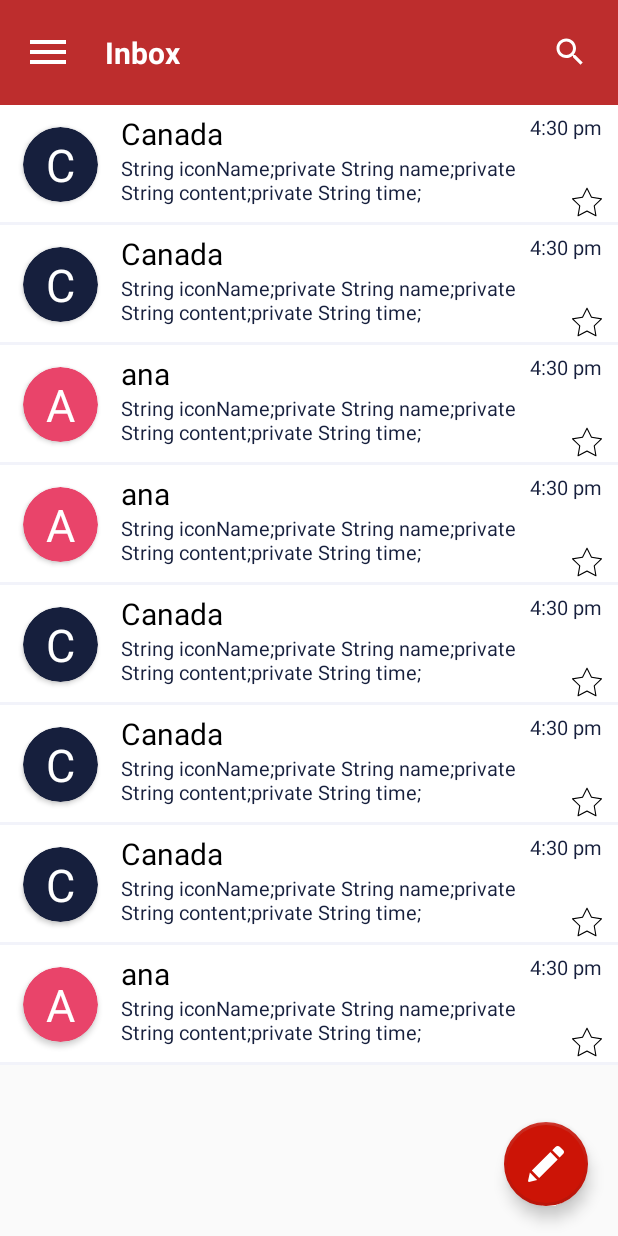
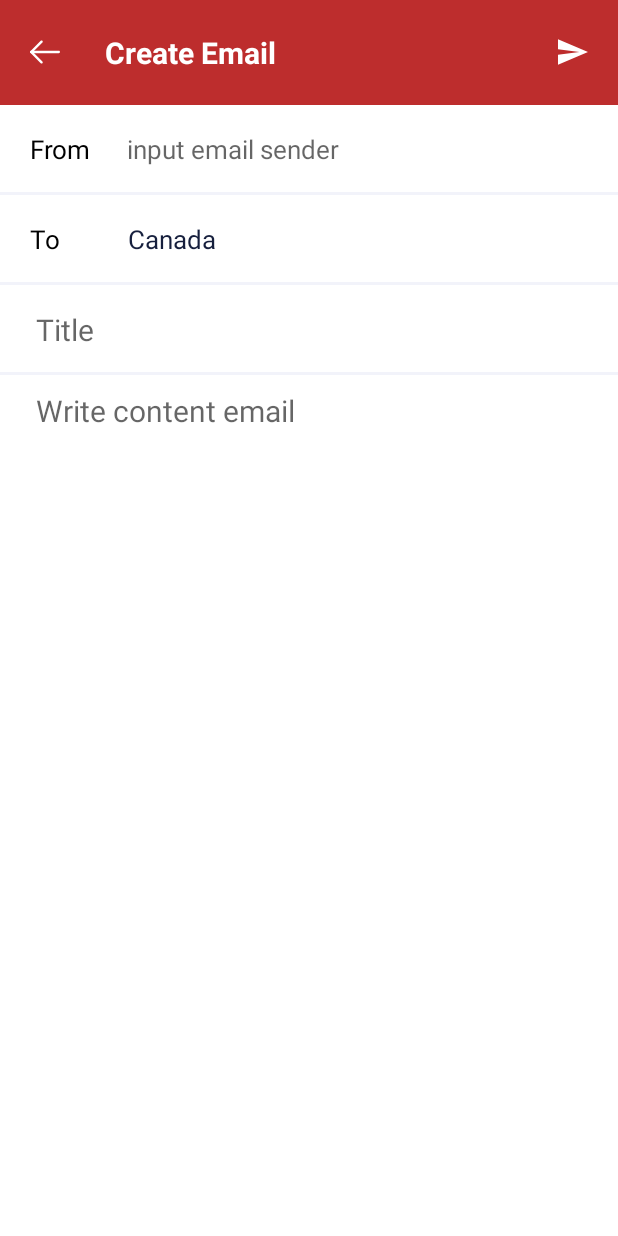
Before and after one commit to NguyenOanhMT/Android_Training, an Android app: the screen it shows after launch (MainActivity before the commit, Sender after it), after a tap on an icon or button, on a phone screen of 412 x 824 dp. Run offline under Robolectric (Android 15) with nearby library versions, the phone set to English and light mode, and no system bars; our stand-ins replace navigation-ui; 3 other taps on this screen came first.

Commit message:
Update layout Android

```diff
--- a/Email/app/build.gradle
+++ b/Email/app/build.gradle
@@ -21,6 +21,8 @@ android {
 
 dependencies {
     implementation fileTree(dir: 'libs', include: ['*.jar'])
+    implementation 'com.android.support:support-v4:27.0.2'
+
     //noinspection GradleCompatible
     implementation 'com.android.support:cardview-v7:28.0.0'
     implementation 'de.hdodenhof:circleimageview:3.0.0'
@@ -31,6 +33,9 @@ dependencies {
     implementation 'com.android.support:design:28.0.0'
     implementation 'com.an.customfontview:customfont:0.1.0'
 
+    implementation 'androidx.navigation:navigation-fragment:2.0.0'
+    implementation 'androidx.navigation:navigation-ui:2.0.0'
+
     implementation 'androidx.appcompat:appcompat:1.0.2'
     implementation 'androidx.constraintlayout:constraintlayout:1.1.3'
     testImplementation 'junit:junit:4.12'
--- a/Email/app/src/main/java/com/nguyenoanh/email/ItemAccountAdapter.java
+++ b/Email/app/src/main/java/com/nguyenoanh/email/ItemAccountAdapter.java
@@ -1,6 +1,8 @@
 package com.nguyenoanh.email;
 
 import android.content.Context;
+import android.content.Intent;
+import android.os.Bundle;
 import android.view.LayoutInflater;
 import android.view.View;
 import android.view.ViewGroup;
@@ -32,14 +34,28 @@ public class ItemAccountAdapter extends RecyclerView.Adapter<ItemAccountAdapter.
     }
 
     @Override
-    public void onBindViewHolder(@NonNull ViewHolder holder, int i) {
-        ItemAccount itemNew = list.get (i);
+    public void onBindViewHolder(@NonNull ViewHolder holder, final int i) {
+        final ItemAccount itemNew = list.get (i);
 
         holder.tvIconName.setText (itemNew.getIconName ());
         holder.tvName.setText (itemNew.getName ());
         holder.tvContent.setText (itemNew.getContent ());
         holder.tvTime.setText (itemNew.getTime ());
         holder.cardView.setCardBackgroundColor (ContextCompat.getColor(context,itemNew.getCardView ()));
+
+        holder.itemView.setOnClickListener (new View.OnClickListener () {
+            @Override
+            public void onClick(View view) {
+                Bundle bundle = new Bundle ();
+                bundle.putInt ("id", itemNew.getId ());
+                bundle.putString ("name", itemNew.getName ());
+
+                Intent intent = new Intent (context.getApplicationContext (), Sender.class);
+                intent.addFlags (Intent.FLAG_ACTIVITY_CLEAR_TOP);
+                intent.putExtra ("bundle", bundle);
+                context.startActivity (intent);
+            }
+        });
     }
 
     public class ViewHolder extends RecyclerView.ViewHolder  implements View.OnClickListener{
--- a/Email/app/src/main/java/com/nguyenoanh/email/MainActivity.java
+++ b/Email/app/src/main/java/com/nguyenoanh/email/MainActivity.java
@@ -1,13 +1,20 @@
 package com.nguyenoanh.email;
 
 import androidx.appcompat.app.AppCompatActivity;
+import androidx.drawerlayout.widget.DrawerLayout;
 import androidx.recyclerview.widget.DefaultItemAnimator;
 import androidx.recyclerview.widget.LinearLayoutManager;
 import androidx.recyclerview.widget.RecyclerView;
 
+import androidx.navigation.NavController;
+import androidx.navigation.Navigation;
+import androidx.navigation.ui.AppBarConfiguration;
+import androidx.navigation.ui.NavigationUI;
+
 import android.content.Intent;
 import android.os.Bundle;
 import android.view.LayoutInflater;
+import android.view.Menu;
 import android.view.View;
 import android.view.Window;
 import android.view.WindowManager;
@@ -15,20 +22,23 @@ import android.widget.ImageView;
 import android.widget.RelativeLayout;
 
 import com.google.android.material.floatingactionbutton.FloatingActionButton;
+import com.google.android.material.navigation.NavigationView;
 
 import java.util.ArrayList;
 import java.util.List;
 
 public class MainActivity extends AppCompatActivity {
 
-    List<ItemAccount> list;
-    ItemAccountAdapter adapter;
-    RecyclerView recyclerView;
+    private DrawerLayout drawerLayout;
 
-    FloatingActionButton btnPencil;
-    ImageView imvChecked;
-    ImageView imvClosed;
-    RelativeLayout relativeLayout;
+    private List<ItemAccount> list;
+    private ItemAccountAdapter adapter;
+    private RecyclerView recyclerView;
+
+    private FloatingActionButton btnPencil;
+    private ImageView imvChecked;
+    private ImageView imvClosed;
+    private RelativeLayout relativeLayout;
 
     @Override
     protected void onCreate(Bundle savedInstanceState) {
@@ -79,7 +89,17 @@ public class MainActivity extends AppCompatActivity {
                 startActivity (intent);
             }
         });
+        btnPencil.setOnClickListener (new View.OnClickListener () {
+            @Override
+            public void onClick(View view) {
+                Intent intent = new Intent (MainActivity.this, Sender.class);
+                startActivity (intent);
+            }
+        });
+
+        DrawerLayout drawerLayout = (DrawerLayout) findViewById(R.id.drawer_layout);
     }
+
 
     public void initLayout(){
         imvClosed = findViewById (R.id.imv_closed);
@@ -87,5 +107,7 @@ public class MainActivity extends AppCompatActivity {
         btnPencil = findViewById (R.id.btn_pencil);
 
         relativeLayout = findViewById (R.id.sender);
+        btnPencil = findViewById (R.id.btn_pencil);
     }
+
 }
--- a/Email/app/src/main/java/com/nguyenoanh/email/Sender.java
+++ b/Email/app/src/main/java/com/nguyenoanh/email/Sender.java
@@ -3,14 +3,23 @@ package com.nguyenoanh.email;
 import androidx.appcompat.app.AppCompatActivity;
 
 import android.content.Intent;
+import android.graphics.Color;
 import android.os.Bundle;
 import android.view.View;
+import android.view.Window;
+import android.view.WindowManager;
+import android.widget.EditText;
 
 public class Sender extends AppCompatActivity {
 
+    EditText edtName;
 
     @Override
     protected void onCreate(Bundle savedInstanceState) {
+        requestWindowFeature(Window.FEATURE_NO_TITLE);
+        getWindow().setFlags(WindowManager.LayoutParams.FLAG_FULLSCREEN,
+                WindowManager.LayoutParams.FLAG_FULLSCREEN);
+
         super.onCreate (savedInstanceState);
         setContentView (R.layout.activity_sender);
 
@@ -21,5 +30,18 @@ public class Sender extends AppCompatActivity {
                 startActivity (intent);
             }
         });
+
+        edtName = findViewById (R.id.receiver);
+        Intent intent = getIntent ();
+        int id = 0;
+        if (intent != null) {
+            Bundle bundle = intent.getBundleExtra ("bundle");
+            if (bundle != null) {
+                edtName.setText (bundle.getString ("name"));
+                id = bundle.getInt ("id");
+            } else {
+            }
+        }
     }
+
 }
--- /dev/null
+++ b/Email/app/src/main/res/drawable/ic_envelope.xml
@@ -0,0 +1,4 @@
+<vector android:height="40dp" android:viewportHeight="382.117"
+    android:viewportWidth="382.117" android:width="40dp" xmlns:android="http://schemas.android.com/apk/res/android">
+    <path android:fillColor="#FF000000" android:pathData="M336.764,45.945H45.354C20.346,45.945 0,65.484 0,89.5v203.117c0,24.016 20.346,43.555 45.354,43.555h291.41c25.008,0 45.353,-19.539 45.353,-43.555V89.5C382.117,65.484 361.772,45.945 336.764,45.945zM336.764,297.72H45.354c-3.676,0 -6.9,-2.384 -6.9,-5.103V116.359l131.797,111.27c2.702,2.282 6.138,3.538 9.676,3.538l22.259,0.001c3.536,0 6.974,-1.257 9.677,-3.539l131.803,-111.274v176.264C343.664,295.336 340.439,297.72 336.764,297.72zM191.059,192.987L62.87,84.397h256.378L191.059,192.987z"/>
+</vector>
--- /dev/null
+++ b/Email/app/src/main/res/drawable/ic_profile.xml
@@ -0,0 +1,5 @@
+<vector android:height="40dp" android:viewportHeight="563.43"
+    android:viewportWidth="563.43" android:width="40dp" xmlns:android="http://schemas.android.com/apk/res/android">
+    <path android:fillColor="#FF000000" android:pathData="M280.79,314.559c83.266,0 150.803,-67.538 150.803,-150.803S364.055,13.415 280.79,13.415S129.987,80.953 129.987,163.756S197.524,314.559 280.79,314.559zM280.79,52.735c61.061,0 111.021,49.959 111.021,111.021S341.851,274.776 280.79,274.776s-111.021,-49.959 -111.021,-111.021S219.728,52.735 280.79,52.735z"/>
+    <path android:fillColor="#FF000000" android:pathData="M19.891,550.015h523.648c11.102,0 19.891,-8.789 19.891,-19.891c0,-104.082 -84.653,-189.198 -189.198,-189.198H189.198C85.116,340.926 0,425.579 0,530.124C0,541.226 8.789,550.015 19.891,550.015zM189.198,380.708h185.034c75.864,0 138.313,56.436 148.028,129.524H41.17C50.884,437.607 113.334,380.708 189.198,380.708z"/>
+</vector>
--- /dev/null
+++ b/Email/app/src/main/res/drawable/ic_spam.xml
@@ -0,0 +1,5 @@
+<vector android:height="40dp" android:viewportHeight="479.057"
+    android:viewportWidth="479.057" android:width="40dp" xmlns:android="http://schemas.android.com/apk/res/android">
+    <path android:fillColor="#FF000000" android:pathData="m474.671,132.703 l-128.316,-128.317c-2.807,-2.807 -6.608,-4.386 -10.585,-4.386h-192.483c-3.977,0 -7.778,1.579 -10.585,4.386l-128.316,128.317c-2.807,2.807 -4.386,6.608 -4.386,10.584v192.483c0,3.977 1.579,7.778 4.386,10.585l128.317,128.317c2.807,2.807 6.608,4.386 10.585,4.386h192.482c3.977,0 7.778,-1.579 10.585,-4.386l128.317,-128.317c2.807,-2.807 4.386,-6.608 4.386,-10.585v-192.483c-0.001,-3.976 -1.58,-7.777 -4.387,-10.584zM449.116,329.571 L329.571,449.117h-180.085l-119.545,-119.546v-180.085l119.545,-119.545h180.085l119.545,119.545z"/>
+    <path android:fillColor="#FF000000" android:pathData="m245.669,91.139c-4.591,-2.032 -9.985,-1.681 -14.269,1.082 -4.269,2.763 -6.842,7.5 -6.842,12.573 0,45.16 -23.055,61.739 -49.751,80.949 -25.804,18.567 -55.043,39.605 -55.043,87.47 0,63.976 53.727,116.022 119.764,116.022s119.764,-52.046 119.764,-116.022c0.001,-79.956 -74.603,-164.516 -113.623,-182.074zM239.529,359.293c-49.532,0 -89.823,-38.611 -89.823,-86.081 0,-32.514 18.801,-46.037 42.587,-63.157 23.289,-16.769 51.359,-36.959 59.736,-78.873 31.769,27.017 77.324,87.221 77.324,142.03 -0.001,47.47 -40.292,86.08 -89.824,86.081z"/>
+</vector>
--- a/Email/app/src/main/res/layout/activity_sender.xml
+++ b/Email/app/src/main/res/layout/activity_sender.xml
@@ -4,6 +4,7 @@
     xmlns:app="http://schemas.android.com/apk/res-auto"
     xmlns:tools="http://schemas.android.com/tools"
     android:layout_width="match_parent"
+    android:background="@color/white"
     android:layout_height="match_parent"
     android:orientation="vertical"
     tools:context=".Sender">
@@ -34,7 +35,7 @@
             android:layout_alignParentLeft="true"
             android:textColor="@color/white"
             android:gravity="center_horizontal"
-            android:text="Edit Email" />
+            android:text="Create Email" />
         <ImageView
             android:id="@+id/imv_send"
             android:layout_width="wrap_content"
```
Also changed, not shown: Email/app/src/main/res/drawable/ic_send_back.xml (added, +9 -0 lines), Email/app/src/main/res/drawable/ic_trash.xml (added, +7 -0 lines), Email/app/src/main/res/layout/activity_main.xml (+18 -2 lines), Email/app/src/main/res/layout/content_main.xml (added, +20 -0 lines), Email/app/src/main/res/layout/nav_header.xml (added, +36 -0 lines), Email/app/src/main/res/menu/drawer.xml (added, +33 -0 lines).
